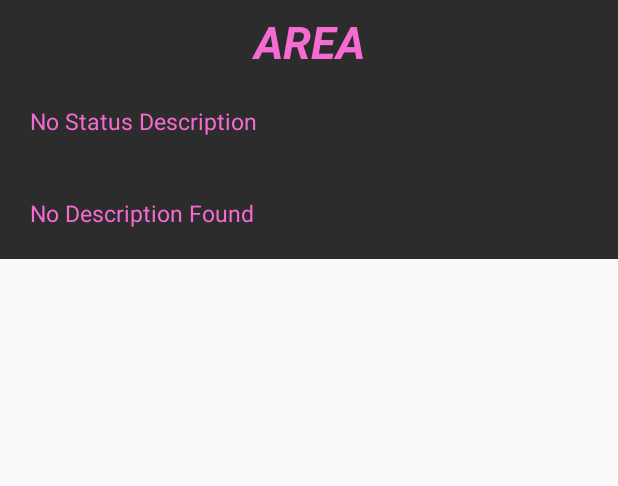
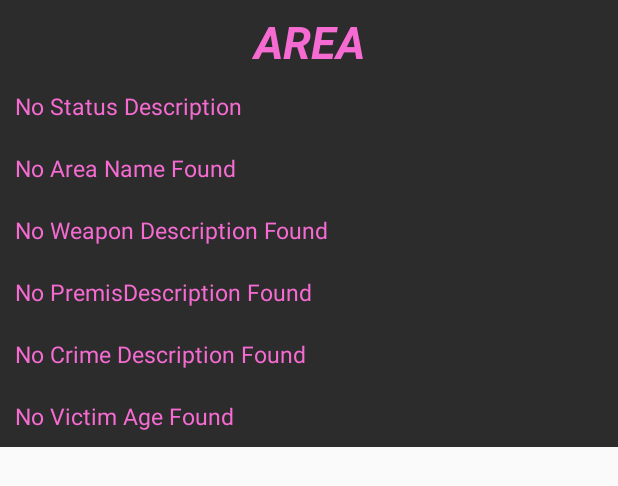
Before and after one commit to Sakimon8/CyberCop, an Android app: the layout layout_dialog.xml on its own in the app's theme, with its tools: preview values and no code run, on a phone screen of 412 x 824 dp. Shown: the top 486 px of the screen. Run offline under Robolectric (Android 15) with nearby library versions, the phone set to English and light mode, and no system bars.

Commit message:
Location Done a Bit

```diff
--- a/app/src/main/res/layout/activity_main2.xml
+++ b/app/src/main/res/layout/activity_main2.xml
@@ -88,6 +88,7 @@
                         android:layout_width="wrap_content"
                         android:layout_height="wrap_content"
                         android:id="@+id/crime"
+                        android:textStyle="bold"
                         android:textSize="15sp"
                         android:textColor="@color/colorWhite"
                         android:layout_marginLeft="15dp"></TextView>
--- a/app/src/main/res/layout/layout_dialog.xml
+++ b/app/src/main/res/layout/layout_dialog.xml
@@ -24,10 +24,10 @@
 
 
         <TextView
-            android:padding="20dp"
+            android:padding="10dp"
             android:id="@+id/textView2"
             android:layout_width="match_parent"
-            android:layout_height="259dp"
+            android:layout_height="wrap_content"
             android:text="No Status Description"
             android:textColor="@color/one_stat"
             android:textSize="15dp"
@@ -43,11 +43,88 @@
 
 
         <TextView
-            android:padding="20dp"
+            android:padding="10dp"
             android:id="@+id/textView3"
             android:layout_width="match_parent"
-            android:layout_height="259dp"
-            android:text="No Description Found"
+            android:layout_height="wrap_content"
+            android:text="No Area Name Found"
+            android:textColor="@color/one_stat"
+            android:textSize="15dp"
+            android:background="@color/black"
+            />
+
+    </ScrollView>
+
+    <ScrollView
+        android:layout_width="match_parent"
+        android:layout_height="wrap_content"
+        android:scrollbars="vertical"
+        android:fillViewport="true">
+
+
+        <TextView
+            android:padding="10dp"
+            android:id="@+id/textView4"
+            android:layout_width="match_parent"
+            android:layout_height="wrap_content"
+            android:text="No Weapon Description Found"
+            android:textColor="@color/one_stat"
+            android:textSize="15dp"
+            android:background="@color/black"
+            />
+
+    </ScrollView>
+    <ScrollView
+        android:layout_width="match_parent"
+        android:layout_height="wrap_content"
+        android:scrollbars="vertical"
+        android:fillViewport="true">
+
+
+        <TextView
+            android:padding="10dp"
+            android:id="@+id/textView5"
+            android:layout_width="match_parent"
+            android:layout_height="wrap_content"
+            android:text="No PremisDescription Found"
+            android:textColor="@color/one_stat"
+            android:textSize="15dp"
+            android:background="@color/black"
+            />
+
+    </ScrollView>
+    <ScrollView
+        android:layout_width="match_parent"
+        android:layout_height="wrap_content"
+        android:scrollbars="vertical"
+        android:fillViewport="true">
+
+
+        <TextView
+            android:padding="10dp"
+            android:id="@+id/textView6"
+            android:layout_width="match_parent"
+            android:layout_height="wrap_content"
+            android:text="No Crime Description Found"
+            android:textColor="@color/one_stat"
+            android:textSize="15dp"
+            android:background="@color/black"
+            />
+
+    </ScrollView>
+    <ScrollView
+        android:layout_width="match_parent"
+        android:layout_height="wrap_content"
+        android:scrollbars="vertical"
+        android:fillViewport="true">
+
+
+        <TextView
+            android:padding="10dp"
+            android:id="@+id/textView7"
+            android:layout_width="match_parent"
+            android:layout_height="wrap_content"
+            android:text="No Victim Age Found"
             android:textColor="@color/one_stat"
             android:textSize="15dp"
             android:background="@color/black"
--- a/app/src/main/res/layout/model.xml
+++ b/app/src/main/res/layout/model.xml
@@ -18,7 +18,7 @@
             android:layout_width="wrap_content"
             android:layout_height="wrap_content"
             android:padding="5dp"
-            android:text="Location"
+            android:text="Area Name"
             android:textAppearance="?android:attr/textAppearanceLarge"
             android:textColor="@color/one_stat" />
 
@@ -28,7 +28,7 @@
             android:layout_height="47dp"
             android:layout_below="@+id/nameTextView"
             android:padding="5dp"
-            android:text="Status Desc"
+            android:text="Location"
             android:textAppearance="?android:attr/textAppearanceMedium"
             android:textStyle="italic" />
 
```
Also changed, not shown: app/src/main/java/com/example/cybercop/Dialog_box.java (+18 -5 lines), app/src/main/java/com/example/cybercop/Location_crime_rate.java (+57 -6 lines), app/src/main/java/com/example/cybercop/MainActivity2.java (+16 -21 lines).
